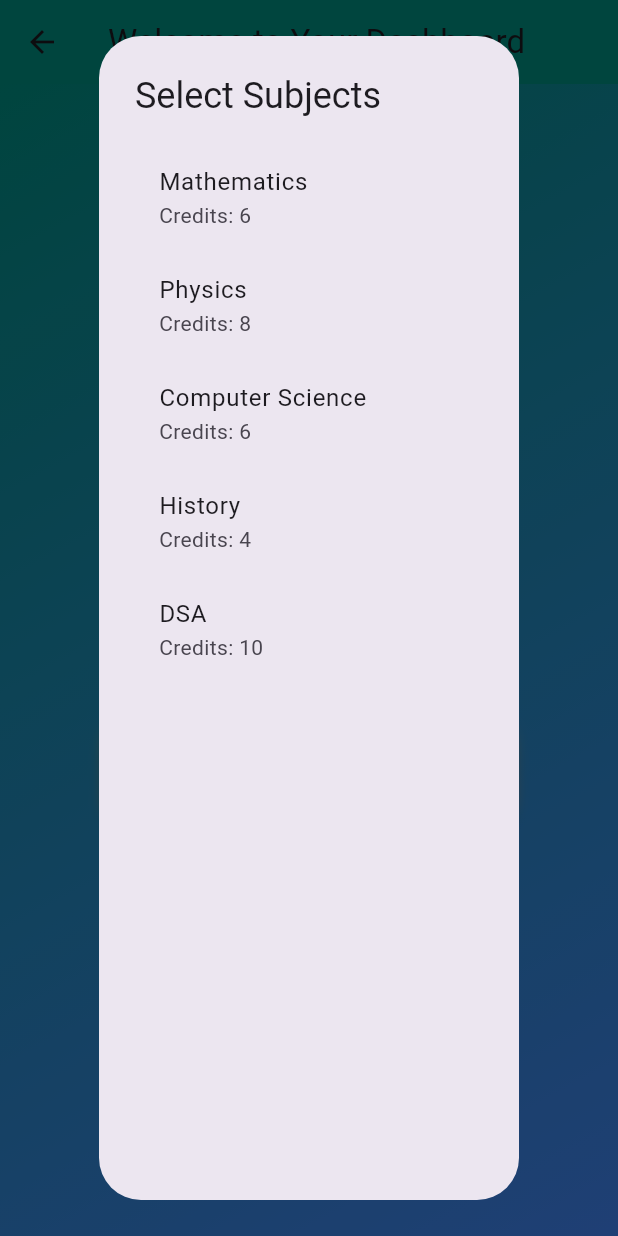
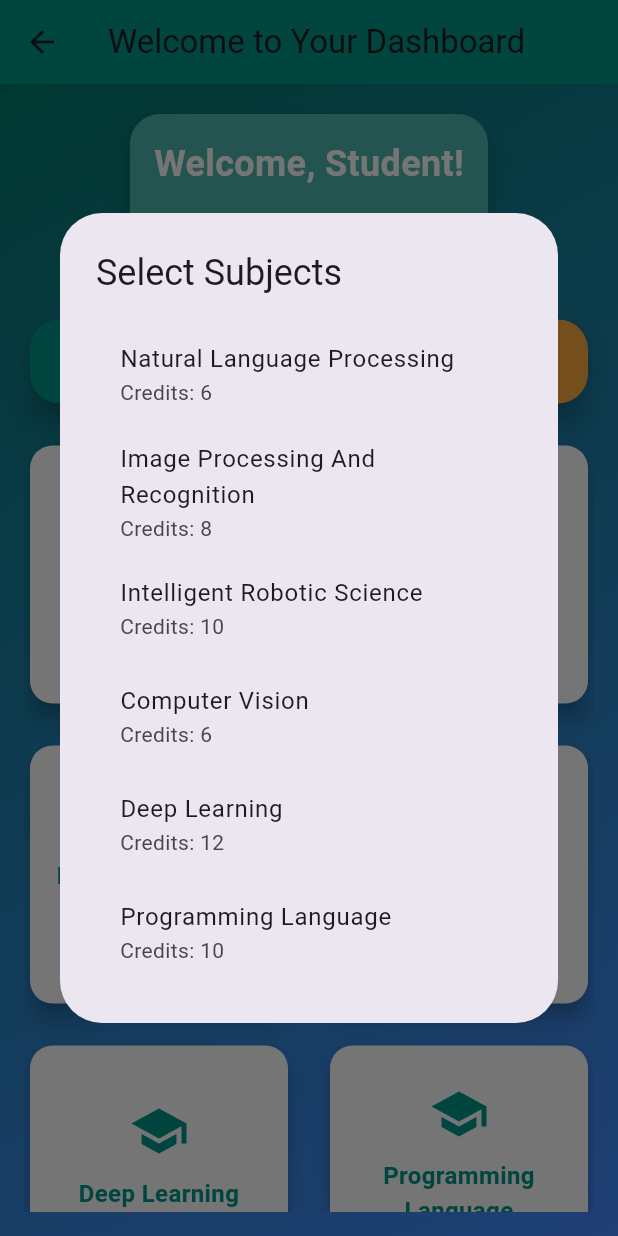
Before and after one commit to MarioeTri/WMPFinalExam, a Flutter app: the HomePage screen opened directly with empty values, after a tap on "Enroll Now", on a phone screen of 412 x 824 dp. Run offline on Flutter 3.47's test engine with Material 3 defaults, Android fonts, the phone set to English and light mode, and no system bars; our stand-ins replace sqflite; accounts and stored records are empty.

Commit message:
edit design

```diff
--- a/lib/home_page.dart
+++ b/lib/home_page.dart
@@ -12,11 +12,12 @@ class HomePage extends StatefulWidget {
 
 class _HomePageState extends State<HomePage> {
   final List<Map<String, dynamic>> subjects = [
-    {'name': 'Mathematics', 'credits': 6},
-    {'name': 'Physics', 'credits': 8},
-    {'name': 'Computer Science', 'credits': 6},
-    {'name': 'History', 'credits': 4},
-    {'name': 'DSA', 'credits': 10},
+    {'name': 'Natural Language Processing', 'credits': 6},
+    {'name': 'Image Processing And Recognition', 'credits': 8},
+    {'name': 'Intelligent Robotic Science', 'credits': 10},
+    {'name': 'Computer Vision', 'credits': 6},
+    {'name': 'Deep Learning', 'credits': 12},
+    {'name': 'Programming Language', 'credits': 10},
   ];
 
   int totalCredits = 0;
@@ -27,7 +28,6 @@ class _HomePageState extends State<HomePage> {
     _loadTotalCredits();
   }
 
-  // Load total credits from the database to show the current enrollment
   Future<void> _loadTotalCredits() async {
     List<Map<String, dynamic>> enrollments = await _getEnrollments();
     int credits = enrollments.fold<int>(0, (sum, enrollment) {
@@ -66,7 +66,7 @@ class _HomePageState extends State<HomePage> {
       body: Container(
         decoration: BoxDecoration(
           gradient: LinearGradient(
-            colors: [Colors.teal, Colors.blueAccent],
+            colors: [Colors.teal.shade700, Colors.blueAccent],
             begin: Alignment.topLeft,
             end: Alignment.bottomRight,
           ),
@@ -74,76 +74,136 @@ class _HomePageState extends State<HomePage> {
         child: Padding(
           padding: const EdgeInsets.all(16.0),
           child: Column(
-            mainAxisAlignment: MainAxisAlignment.center,
-            crossAxisAlignment: CrossAxisAlignment.start,
             children: [
-              Center(
-                child: Text(
-                  'User ID: ${widget.userId}',
-                  style: TextStyle(fontSize: 22, fontWeight: FontWeight.bold, color: Colors.white),
-                ),
-              ),
-              SizedBox(height: 40),
-              Center(
-                child: AnimatedContainer(
-                  duration: Duration(seconds: 1),
-                  curve: Curves.easeInOut,
-                  decoration: BoxDecoration(
-                    borderRadius: BorderRadius.circular(12),
-                    boxShadow: [
-                      BoxShadow(
-                        color: Colors.teal.withOpacity(0.6),
-                        blurRadius: 8,
-                        spreadRadius: 2,
-                      ),
+              _buildHeader(),
+              SizedBox(height: 30),
+              _buildEnrollmentOptions(),
+              SizedBox(height: 20),
+              _buildSubjectGrid(),
             ],
-                  ),
-                  child: ElevatedButton(
-                    style: ElevatedButton.styleFrom(
-                      backgroundColor: Colors.teal,
-                      padding: EdgeInsets.symmetric(vertical: 16.0, horizontal: 40.0),
-                      shape: RoundedRectangleBorder(
-                        borderRadius: BorderRadius.circular(12),
-                      ),
-                      elevation: 5,
-                    ),
-                    onPressed: () => _showCatalog('Enroll'),
-                    child: Text('Enroll Now', style: TextStyle(fontSize: 18, color: Colors.white)),
           ),
         ),
       ),
-              SizedBox(height: 20),
-              Center(
-                child: AnimatedContainer(
-                  duration: Duration(seconds: 1),
-                  curve: Curves.easeInOut,
-                  decoration: BoxDecoration(
-                    borderRadius: BorderRadius.circular(12),
-                    boxShadow: [
-                      BoxShadow(
-                        color: Colors.orangeAccent.withOpacity(0.6),
-                        blurRadius: 8,
-                        spreadRadius: 2,
+    );
+  }
+
+  // Header section with welcome text and dynamic user ID display
+  Widget _buildHeader() {
+    return Card(
+      elevation: 8,
+      shape: RoundedRectangleBorder(
+        borderRadius: BorderRadius.circular(20),
       ),
-                    ],
+      color: Colors.teal.shade300,
+      child: Padding(
+        padding: const EdgeInsets.all(16.0),
+        child: Column(
+          children: [
+            Text(
+              'Welcome, Student!',
+              style: TextStyle(
+                fontSize: 24,
+                fontWeight: FontWeight.bold,
+                color: Colors.white,
               ),
-                  child: ElevatedButton(
-                    style: ElevatedButton.styleFrom(
-                      backgroundColor: Colors.orangeAccent,
-                      padding: EdgeInsets.symmetric(vertical: 16.0, horizontal: 40.0),
-                      shape: RoundedRectangleBorder(
-                        borderRadius: BorderRadius.circular(12),
             ),
-                      elevation: 5,
-                    ),
-                    onPressed: () => _showCatalog('Enrolled Subjects'),
-                    child: Text('View Enrolled Subjects', style: TextStyle(fontSize: 18, color: Colors.white)),
-                  ),
+            SizedBox(height: 10),
+            Text(
+              'Your ID: ${widget.userId}',
+              style: TextStyle(
+                fontSize: 16,
+                color: Colors.white70,
               ),
             ),
           ],
         ),
       ),
+    );
+  }
+
+  // Enrollment options buttons (Enroll Now, View Enrolled Subjects)
+  Widget _buildEnrollmentOptions() {
+    return Row(
+      mainAxisAlignment: MainAxisAlignment.spaceEvenly,
+      children: [
+        _buildActionButton('Enroll Now', Colors.teal, Icons.add, () => _showCatalog('Enroll')),
+        _buildActionButton('View Enrolled', Colors.orangeAccent, Icons.book, () => _showCatalog('Enrolled Subjects')),
+      ],
+    );
+  }
+
+  // Custom button with dynamic design and action
+  Widget _buildActionButton(String label, Color color, IconData icon, VoidCallback onTap) {
+    return Expanded(
+      child: GestureDetector(
+        onTap: onTap,
+        child: Card(
+          elevation: 8,
+          shape: RoundedRectangleBorder(
+            borderRadius: BorderRadius.circular(20),
+          ),
+          color: color,
+          child: Padding(
+            padding: const EdgeInsets.all(16.0),
+            child: Row(
+              mainAxisAlignment: MainAxisAlignment.center,
+              children: [
+                Icon(icon, color: Colors.white),
+                SizedBox(width: 10),
+                Text(
+                  label,
+                  style: TextStyle(fontSize: 16, fontWeight: FontWeight.bold, color: Colors.white),
+                ),
+              ],
+            ),
+          ),
+        ),
+      ),
+    );
+  }
+
+  // Subject Grid section for showing subjects
+  Widget _buildSubjectGrid() {
+    return Expanded(
+      child: GridView.builder(
+        gridDelegate: SliverGridDelegateWithFixedCrossAxisCount(
+          crossAxisCount: 2,
+          crossAxisSpacing: 20,
+          mainAxisSpacing: 20,
+        ),
+        itemCount: subjects.length,
+        itemBuilder: (context, index) {
+          return GestureDetector(
+            onTap: () => _enroll(subjects[index]['name'], subjects[index]['credits']),
+            child: Card(
+              elevation: 6,
+              shape: RoundedRectangleBorder(
+                borderRadius: BorderRadius.circular(15),
+              ),
+              color: Colors.white,
+              child: Padding(
+                padding: const EdgeInsets.all(16.0),
+                child: Column(
+                  mainAxisAlignment: MainAxisAlignment.center,
+                  children: [
+                    Icon(Icons.school, size: 40, color: Colors.teal),
+                    SizedBox(height: 10),
+                    Text(
+                      subjects[index]['name'],
+                      style: TextStyle(fontSize: 16, fontWeight: FontWeight.bold, color: Colors.teal),
+                      textAlign: TextAlign.center,
+                    ),
+                    SizedBox(height: 5),
+                    Text(
+                      'Credits: ${subjects[index]['credits']}',
+                      style: TextStyle(fontSize: 14, color: Colors.teal.shade600),
+                    ),
+                  ],
+                ),
+              ),
+            ),
+          );
+        },
       ),
     );
   }
@@ -163,6 +223,7 @@ class _HomePageState extends State<HomePage> {
           return AlertDialog(
             title: Text('Select Subjects'),
             content: Column(
+              mainAxisSize: MainAxisSize.min,
               children: subjects.map((subject) {
                 return ListTile(
                   title: Text(subject['name']),
@@ -182,6 +243,7 @@ class _HomePageState extends State<HomePage> {
           return AlertDialog(
             title: Text('Enrolled Subjects'),
             content: Column(
+              mainAxisSize: MainAxisSize.min,
               children: enrollments.map((enrollment) {
                 return ListTile(
                   title: Text(enrollment['subject']),
--- a/lib/login_page.dart
+++ b/lib/login_page.dart
@@ -37,7 +37,7 @@ class _LoginPageState extends State<LoginPage> {
             child: Column(
               mainAxisAlignment: MainAxisAlignment.center,
               children: [
-                TextField(
+                TextFormField(
                   controller: _emailController,
                   decoration: InputDecoration(
                     labelText: 'Email',
@@ -47,7 +47,7 @@ class _LoginPageState extends State<LoginPage> {
                   ),
                 ),
                 SizedBox(height: 16),
-                TextField(
+                TextFormField(
                   controller: _passwordController,
                   obscureText: true,
                   decoration: InputDecoration(
@@ -58,10 +58,8 @@ class _LoginPageState extends State<LoginPage> {
                   ),
                 ),
                 SizedBox(height: 24),
-                AnimatedContainer(
-                  duration: Duration(seconds: 1),
-                  curve: Curves.easeInOut,
-                  child: ElevatedButton(
+                ElevatedButton(
+                  onPressed: _login,
                   style: ElevatedButton.styleFrom(
                     backgroundColor: Colors.teal,
                     padding: EdgeInsets.symmetric(vertical: 16.0, horizontal: 40.0),
@@ -69,14 +67,12 @@ class _LoginPageState extends State<LoginPage> {
                       borderRadius: BorderRadius.circular(12),
                     ),
                   ),
-                    onPressed: _login,
                   child: Text('Login', style: TextStyle(fontSize: 18, color: Colors.white)),
-                  ),
                 ),
                 SizedBox(height: 16),
                 TextButton(
                   onPressed: () {
-                    Navigator.pushNamed(context, '/register'); // Navigate to Register page
+                    Navigator.pushNamed(context, '/register');
                   },
                   child: Text('Don\'t have an account? Register here', style: TextStyle(color: Colors.teal)),
                 ),
--- a/lib/register_page.dart
+++ b/lib/register_page.dart
@@ -31,24 +31,58 @@ class _RegisterPageState extends State<RegisterPage> {
   @override
   Widget build(BuildContext context) {
     return Scaffold(
-      appBar: AppBar(title: Text('Register'), backgroundColor: Colors.teal),
+      appBar: AppBar(
+        title: Text('Register'),
+        backgroundColor: Colors.teal,
+      ),
       body: Padding(
         padding: const EdgeInsets.all(16.0),
         child: SingleChildScrollView(
           child: Column(
             children: [
-              TextField(controller: _nameController, decoration: InputDecoration(labelText: 'Name')),
+              TextFormField(
+                controller: _nameController,
+                decoration: InputDecoration(
+                  labelText: 'Name',
+                  border: OutlineInputBorder(borderRadius: BorderRadius.circular(12)),
+                  filled: true,
+                  fillColor: Colors.teal.shade50,
+                ),
+              ),
               SizedBox(height: 16),
-              TextField(controller: _idController, decoration: InputDecoration(labelText: 'ID Number')),
+              TextFormField(
+                controller: _idController,
+                decoration: InputDecoration(
+                  labelText: 'ID Number',
+                  border: OutlineInputBorder(borderRadius: BorderRadius.circular(12)),
+                  filled: true,
+                  fillColor: Colors.teal.shade50,
+                ),
+              ),
               SizedBox(height: 16),
-              TextField(controller: _emailController, decoration: InputDecoration(labelText: 'Email')),
+              TextFormField(
+                controller: _emailController,
+                decoration: InputDecoration(
+                  labelText: 'Email',
+                  border: OutlineInputBorder(borderRadius: BorderRadius.circular(12)),
+                  filled: true,
+                  fillColor: Colors.teal.shade50,
+                ),
+              ),
               SizedBox(height: 16),
-              TextField(controller: _passwordController, decoration: InputDecoration(labelText: 'Password')),
+              TextFormField(
+                controller: _passwordController,
+                obscureText: true,
+                decoration: InputDecoration(
+                  labelText: 'Password',
+                  border: OutlineInputBorder(borderRadius: BorderRadius.circular(12)),
+                  filled: true,
+                  fillColor: Colors.teal.shade50,
+                ),
+              ),
               SizedBox(height: 24),
-              AnimatedContainer(
-                duration: Duration(seconds: 1),
-                curve: Curves.easeInOut,
-                child: ElevatedButton(
+              ElevatedButton(
+                onPressed: _register,
                 style: ElevatedButton.styleFrom(
                   backgroundColor: Colors.teal,
                   padding: EdgeInsets.symmetric(vertical: 16.0, horizontal: 40.0),
@@ -56,9 +90,14 @@ class _RegisterPageState extends State<RegisterPage> {
                     borderRadius: BorderRadius.circular(12),
                   ),
                 ),
-                  onPressed: _register,
                 child: Text('Register', style: TextStyle(fontSize: 18, color: Colors.white)),
               ),
+              SizedBox(height: 16),
+              TextButton(
+                onPressed: () {
+                  Navigator.pushNamed(context, '/login');
+                },
+                child: Text('Already have an account? Login here', style: TextStyle(color: Colors.teal)),
               ),
             ],
           ),
```
Lines whose indentation alone changed are shown as unchanged.
